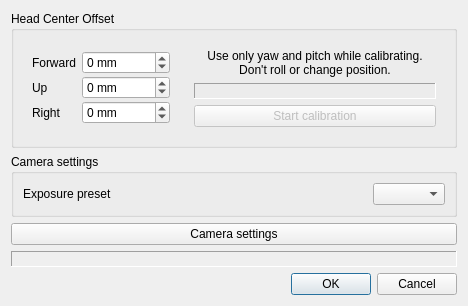
Above: tracker-neuralnet/neuralnet-trackercontrols.ui from opentrack/opentrack before the change. Below: the same form after it.
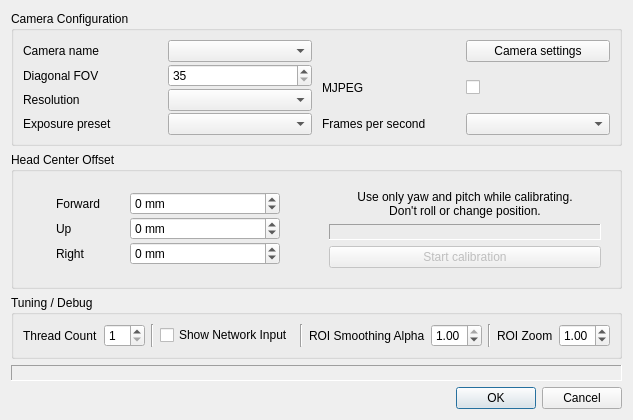
That is the form after the change.

Commit message: tracker/nn, video/opencv: allow non-trackhat cameras

Diff of the .ui file:
```diff
--- a/tracker-neuralnet/neuralnet-trackercontrols.ui
+++ b/tracker-neuralnet/neuralnet-trackercontrols.ui
@@ -9,15 +9,401 @@
    <rect>
     <x>0</x>
     <y>0</y>
-    <width>445</width>
-    <height>290</height>
+    <width>608</width>
+    <height>384</height>
    </rect>
   </property>
   <property name="windowTitle">
    <string>Tracker settings</string>
   </property>
   <layout class="QGridLayout" name="gridLayout">
-   <item row="3" column="0">
+   <item row="2" column="0">
+    <widget class="QGroupBox" name="groupBox">
+     <property name="sizePolicy">
+      <sizepolicy hsizetype="Preferred" vsizetype="Preferred">
+       <horstretch>0</horstretch>
+       <verstretch>0</verstretch>
+      </sizepolicy>
+     </property>
+     <property name="autoFillBackground">
+      <bool>true</bool>
+     </property>
+     <property name="title">
+      <string>Camera Configuration</string>
+     </property>
+     <property name="flat">
+      <bool>false</bool>
+     </property>
+     <property name="checkable">
+      <bool>false</bool>
+     </property>
+     <layout class="QHBoxLayout" name="horizontalLayout">
+      <property name="spacing">
+       <number>10</number>
+      </property>
+      <property name="bottomMargin">
+       <number>8</number>
+      </property>
+      <item>
+       <layout class="QGridLayout" name="gridLayout_3">
+        <property name="sizeConstraint">
+         <enum>QLayout::SetDefaultConstraint</enum>
+        </property>
+        <property name="leftMargin">
+         <number>0</number>
+        </property>
+        <property name="topMargin">
+         <number>0</number>
+        </property>
+        <property name="rightMargin">
+         <number>0</number>
+        </property>
+        <property name="bottomMargin">
+         <number>0</number>
+        </property>
+        <property name="horizontalSpacing">
+         <number>0</number>
+        </property>
+        <property name="verticalSpacing">
+         <number>2</number>
+        </property>
+        <item row="0" column="0">
+         <widget class="QLabel" name="label_10">
+          <property name="text">
+           <string>Camera name</string>
+          </property>
+         </widget>
+        </item>
+        <item row="2" column="1">
+         <widget class="QComboBox" name="resolution">
+          <property name="sizePolicy">
+           <sizepolicy hsizetype="Preferred" vsizetype="Maximum">
+            <horstretch>0</horstretch>
+            <verstretch>0</verstretch>
+           </sizepolicy>
+          </property>
+          <property name="toolTip">
+           <string>The requested resolution for cases where the camera delivers maximum frame rate only for a particular resolution. The image may still be downscaled to the internal resolution.</string>
+          </property>
+         </widget>
+        </item>
+        <item row="0" column="1">
+         <widget class="QComboBox" name="cameraName">
+          <property name="sizePolicy">
+           <sizepolicy hsizetype="Preferred" vsizetype="Maximum">
+            <horstretch>0</horstretch>
+            <verstretch>0</verstretch>
+           </sizepolicy>
+          </property>
+         </widget>
+        </item>
+        <item row="1" column="1">
+         <widget class="QSpinBox" name="cameraFOV">
+          <property name="sizePolicy">
+           <sizepolicy hsizetype="Preferred" vsizetype="Preferred">
+            <horstretch>0</horstretch>
+            <verstretch>0</verstretch>
+           </sizepolicy>
+          </property>
+          <property name="toolTip">
+           <string>Field of view. Needed to transform the pose to world coordinates.</string>
+          </property>
+          <property name="locale">
+           <locale language="English" country="UnitedStates"/>
+          </property>
+          <property name="minimum">
+           <number>35</number>
+          </property>
+          <property name="maximum">
+           <number>90</number>
+          </property>
+         </widget>
+        </item>
+        <item row="1" column="0">
+         <widget class="QLabel" name="label_9">
+          <property name="text">
+           <string>Diagonal FOV</string>
+          </property>
+         </widget>
+        </item>
+        <item row="2" column="0">
+         <widget class="QLabel" name="resolution_label">
+          <property name="text">
+           <string>Resolution</string>
+          </property>
+         </widget>
+        </item>
+        <item row="3" column="0">
+         <widget class="QLabel" name="label">
+          <property name="text">
+           <string>Exposure preset</string>
+          </property>
+         </widget>
+        </item>
+        <item row="3" column="1">
+         <widget class="QComboBox" name="exposure_preset">
+          <property name="sizePolicy">
+           <sizepolicy hsizetype="Preferred" vsizetype="Maximum">
+            <horstretch>0</horstretch>
+            <verstretch>0</verstretch>
+           </sizepolicy>
+          </property>
+         </widget>
+        </item>
+       </layout>
+      </item>
+      <item>
+       <layout class="QGridLayout" name="gridLayout_6">
+        <property name="leftMargin">
+         <number>0</number>
+        </property>
+        <property name="topMargin">
+         <number>0</number>
+        </property>
+        <property name="rightMargin">
+         <number>0</number>
+        </property>
+        <property name="bottomMargin">
+         <number>0</number>
+        </property>
+        <property name="horizontalSpacing">
+         <number>0</number>
+        </property>
+        <property name="verticalSpacing">
+         <number>2</number>
+        </property>
+        <item row="4" column="1">
+         <widget class="QComboBox" name="cameraFPS">
+          <property name="sizePolicy">
+           <sizepolicy hsizetype="Preferred" vsizetype="Maximum">
+            <horstretch>0</horstretch>
+            <verstretch>0</verstretch>
+           </sizepolicy>
+          </property>
+          <property name="toolTip">
+           <string>Requested video frame rate. Actual setting may not be supported by the camera.</string>
+          </property>
+         </widget>
+        </item>
+        <item row="4" column="0">
+         <widget class="QLabel" name="label_12">
+          <property name="text">
+           <string>Frames per second</string>
+          </property>
+         </widget>
+        </item>
+        <item row="2" column="1">
+         <widget class="QCheckBox" name="use_mjpeg">
+          <property name="sizePolicy">
+           <sizepolicy hsizetype="Minimum" vsizetype="Preferred">
+            <horstretch>0</horstretch>
+            <verstretch>0</verstretch>
+           </sizepolicy>
+          </property>
+          <property name="minimumSize">
+           <size>
+            <width>0</width>
+            <height>0</height>
+           </size>
+          </property>
+          <property name="text">
+           <string/>
+          </property>
+         </widget>
+        </item>
+        <item row="2" column="0">
+         <widget class="QLabel" name="label_11">
+          <property name="text">
+           <string>MJPEG</string>
+          </property>
+         </widget>
+        </item>
+        <item row="0" column="1">
+         <widget class="QPushButton" name="camera_settings">
+          <property name="sizePolicy">
+           <sizepolicy hsizetype="Preferred" vsizetype="Maximum">
+            <horstretch>0</horstretch>
+            <verstretch>0</verstretch>
+           </sizepolicy>
+          </property>
+          <property name="text">
+           <string>Camera settings</string>
+          </property>
+         </widget>
+        </item>
+       </layout>
+      </item>
+     </layout>
+    </widget>
+   </item>
+   <item row="5" column="0">
+    <widget class="QGroupBox" name="tuningOptionsBox">
+     <property name="sizePolicy">
+      <sizepolicy hsizetype="Preferred" vsizetype="Preferred">
+       <horstretch>0</horstretch>
+       <verstretch>0</verstretch>
+      </sizepolicy>
+     </property>
+     <property name="minimumSize">
+      <size>
+       <width>0</width>
+       <height>0</height>
+      </size>
+     </property>
+     <property name="autoFillBackground">
+      <bool>true</bool>
+     </property>
+     <property name="title">
+      <string>Tuning / Debug</string>
+     </property>
+     <layout class="QGridLayout" name="gridLayout_2">
+      <item row="0" column="10">
+       <widget class="Line" name="line_2">
+        <property name="orientation">
+         <enum>Qt::Vertical</enum>
+        </property>
+       </widget>
+      </item>
+      <item row="0" column="1">
+       <widget class="QSpinBox" name="threadCount">
+        <property name="toolTip">
+         <string>Number of threads. Can be used to balance the CPU load between the game and the tracker.</string>
+        </property>
+        <property name="minimum">
+         <number>1</number>
+        </property>
+        <property name="maximum">
+         <number>32</number>
+        </property>
+       </widget>
+      </item>
+      <item row="0" column="4">
+       <widget class="Line" name="line">
+        <property name="orientation">
+         <enum>Qt::Vertical</enum>
+        </property>
+       </widget>
+      </item>
+      <item row="0" column="8">
+       <widget class="QLabel" name="roiFilterAlphaLabel">
+        <property name="sizePolicy">
+         <sizepolicy hsizetype="Minimum" vsizetype="Minimum">
+          <horstretch>0</horstretch>
+          <verstretch>0</verstretch>
+         </sizepolicy>
+        </property>
+        <property name="text">
+         <string>ROI Smoothing Alpha</string>
+        </property>
+       </widget>
+      </item>
+      <item row="0" column="11">
+       <widget class="QLabel" name="roiZoomLabel">
+        <property name="text">
+         <string>ROI Zoom</string>
+        </property>
+       </widget>
+      </item>
+      <item row="0" column="2">
+       <widget class="Line" name="line_3">
+        <property name="orientation">
+         <enum>Qt::Vertical</enum>
+        </property>
+       </widget>
+      </item>
+      <item row="0" column="3">
+       <widget class="QCheckBox" name="showNetworkInput">
+        <property name="sizePolicy">
+         <sizepolicy hsizetype="Minimum" vsizetype="Fixed">
+          <horstretch>0</horstretch>
+          <verstretch>0</verstretch>
+         </sizepolicy>
+        </property>
+        <property name="toolTip">
+         <string>Show the image patch that the pose estimation model sees.</string>
+        </property>
+        <property name="text">
+         <string>Show Network Input</string>
+        </property>
+       </widget>
+      </item>
+      <item row="0" column="9">
+       <widget class="QDoubleSpinBox" name="roiFilterAlpha">
+        <property name="sizePolicy">
+         <sizepolicy hsizetype="Minimum" vsizetype="Fixed">
+          <horstretch>0</horstretch>
+          <verstretch>0</verstretch>
+         </sizepolicy>
+        </property>
+        <property name="maximumSize">
+         <size>
+          <width>150</width>
+          <height>16777215</height>
+         </size>
+        </property>
+        <property name="toolTip">
+         <string>Amount of smoothing of the face region coordinates. Can help stabilize the pose.</string>
+        </property>
+        <property name="wrapping">
+         <bool>false</bool>
+        </property>
+        <property name="decimals">
+         <number>2</number>
+        </property>
+        <property name="maximum">
+         <double>1.000000000000000</double>
+        </property>
+        <property name="singleStep">
+         <double>0.010000000000000</double>
+        </property>
+        <property name="value">
+         <double>1.000000000000000</double>
+        </property>
+       </widget>
+      </item>
+      <item row="0" column="0">
+       <widget class="QLabel" name="threadCountLabel">
+        <property name="text">
+         <string>Thread Count</string>
+        </property>
+       </widget>
+      </item>
+      <item row="0" column="12">
+       <widget class="QDoubleSpinBox" name="roiZoom">
+        <property name="toolTip">
+         <string>Zoom factor for the face region. Applied before the patch is fed into the pose estimation model. There is a sweet spot near 1.</string>
+        </property>
+        <property name="minimum">
+         <double>0.100000000000000</double>
+        </property>
+        <property name="maximum">
+         <double>2.000000000000000</double>
+        </property>
+        <property name="singleStep">
+         <double>0.010000000000000</double>
+        </property>
+        <property name="value">
+         <double>1.000000000000000</double>
+        </property>
+       </widget>
+      </item>
+      <item row="0" column="13">
+       <spacer name="horizontalSpacer">
+        <property name="orientation">
+         <enum>Qt::Horizontal</enum>
+        </property>
+        <property name="sizeHint" stdset="0">
+         <size>
+          <width>40</width>
+          <height>20</height>
+         </size>
+        </property>
+       </spacer>
+      </item>
+     </layout>
+    </widget>
+   </item>
+   <item row="4" column="0">
     <widget class="QGroupBox" name="groupBox_10">
      <property name="sizePolicy">
       <sizepolicy hsizetype="Preferred" vsizetype="Preferred">
@@ -223,6 +609,12 @@
            <property name="enabled">
             <bool>false</bool>
            </property>
+           <property name="sizePolicy">
+            <sizepolicy hsizetype="Minimum" vsizetype="Maximum">
+             <horstretch>0</horstretch>
+             <verstretch>0</verstretch>
+            </sizepolicy>
+           </property>
            <property name="text">
             <string>Start calibration</string>
            </property>
@@ -237,7 +629,14 @@
      </layout>
     </widget>
    </item>
-   <item row="7" column="0">
+   <item row="10" column="0">
+    <widget class="QDialogButtonBox" name="buttonBox">
+     <property name="standardButtons">
+      <set>QDialogButtonBox::Cancel|QDialogButtonBox::Ok</set>
+     </property>
+    </widget>
+   </item>
+   <item row="8" column="0">
     <widget class="QLabel" name="resolution_display">
      <property name="autoFillBackground">
       <bool>true</bool>
@@ -253,59 +652,7 @@
      </property>
     </widget>
    </item>
-   <item row="4" column="0">
-    <widget class="QGroupBox" name="groupBox">
-     <property name="title">
-      <string>Camera settings</string>
-     </property>
-     <layout class="QGridLayout" name="gridLayout_2">
-      <item row="0" column="0">
-       <widget class="QLabel" name="label">
-        <property name="sizePolicy">
-         <sizepolicy hsizetype="Preferred" vsizetype="Preferred">
-          <horstretch>1</horstretch>
-          <verstretch>0</verstretch>
-         </sizepolicy>
-        </property>
-        <property name="text">
-         <string>Exposure preset</string>
-        </property>
-       </widget>
-      </item>
-      <item row="0" column="1">
-       <widget class="QComboBox" name="exposure_preset">
-        <property name="sizePolicy">
-         <sizepolicy hsizetype="Preferred" vsizetype="Maximum">
-          <horstretch>0</horstretch>
-          <verstretch>0</verstretch>
-         </sizepolicy>
-        </property>
-       </widget>
-      </item>
-     </layout>
-    </widget>
-   </item>
-   <item row="5" column="0">
-    <widget class="QPushButton" name="camera_settings">
-     <property name="sizePolicy">
-      <sizepolicy hsizetype="Preferred" vsizetype="Preferred">
-       <horstretch>0</horstretch>
-       <verstretch>0</verstretch>
-      </sizepolicy>
-     </property>
-     <property name="text">
-      <string>Camera settings</string>
-     </property>
-    </widget>
-   </item>
-   <item row="10" column="0">
-    <widget class="QDialogButtonBox" name="buttonBox">
-     <property name="standardButtons">
-      <set>QDialogButtonBox::Cancel|QDialogButtonBox::Ok</set>
-     </property>
-    </widget>
-   </item>
-   <item row="8" column="0">
+   <item row="9" column="0">
     <spacer name="verticalSpacer">
      <property name="orientation">
       <enum>Qt::Vertical</enum>
```
Left out of the diff: 107 changed lines with no effect on the pictures. The commit also changes 5 other files.
